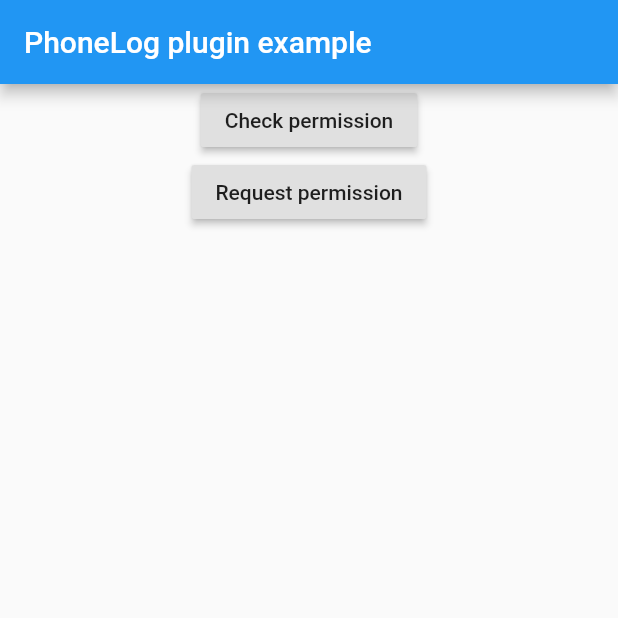
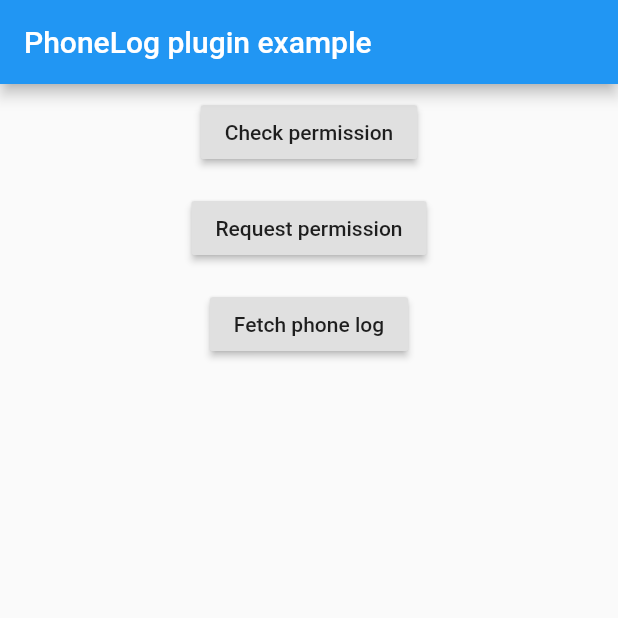
Before and after one commit to jiajiabingcheng/phone_log, a Flutter app: the screen it shows after launch, on a phone screen of 412 x 824 dp, the top half of it. Run offline on Flutter 3.47's test engine with Material 2 defaults, Android fonts, the phone set to English and light mode, and no system bars; our stand-ins replace fixnum.

Commit message:
initial phone log

```diff
--- a/example/lib/main.dart
+++ b/example/lib/main.dart
@@ -1,3 +1,6 @@
+import 'dart:async';
+
+import 'package:fixnum/fixnum.dart';
 import 'package:flutter/material.dart';
 import 'package:phone_log/phone_log.dart';
 
@@ -11,44 +14,78 @@ class MyApp extends StatefulWidget {
 class _MyAppState extends State<MyApp> {
   Iterable<CallRecord> _callRecords;
 
-  @override
-  initState() {
-    super.initState();
-    initPlatformState();
-  }
-
-  // Platform messages are asynchronous, so we initialize in an async method.
-  initPlatformState() async {
-    var callLogs = await PhoneLog.getPhoneLogs();
-    setState(() {_callRecords = callLogs;});
+  Future<Null> fetchCallLogs() async {
+    var callLogs = await PhoneLog.getPhoneLogs(
+        // startDate: 20180605, duration: 15 seconds
+        startDate: new Int64(1525590000000),
+        duration: new Int64(13));
+    setState(() {
+      _callRecords = callLogs;
+    });
   }
 
   @override
   Widget build(BuildContext context) {
     var children = <Widget>[
-      new RaisedButton(onPressed: checkPermission,
-          child: new Text("Check permission")),
-      new RaisedButton(onPressed: requestPermission,
-          child: new Text("Request permission")),
+      new Padding(
+        padding: const EdgeInsets.all(8.0),
+        child: new RaisedButton(
+            onPressed: checkPermission, child: new Text("Check permission")),
+      ),
+      new Padding(
+        padding: const EdgeInsets.all(8.0),
+        child: new RaisedButton(
+            onPressed: requestPermission,
+            child: new Text("Request permission")),
+      ),
+      new Padding(
+          padding: const EdgeInsets.all(8.0),
+          child: new RaisedButton(
+              onPressed: fetchCallLogs, child: new Text("Fetch phone log"))),
     ];
-    for (CallRecord call in _callRecords ?? []){
-      children.addAll([new Container(height: 16.0,),
-      new Row(children: <Widget>[new Text(call.formattedNumber ?? call.number ?? 'unknow'),
-      new Padding(child: new Text(call.callType), padding: const EdgeInsets.only(left: 8.0),),],
-        crossAxisAlignment: CrossAxisAlignment.center,),
-      new Row(children: <Widget>[
-      new Padding(child: new Text(call.dateYear.toString() +
-          '-' + call.dateMonth.toString() +
-          '-' + call.dateDay.toString() +
-          '  ' + call.dateHour.toString() +
-      ': ' + call.dateMinute.toString() +
-      ': ' + call.dateSecond.toString()), padding: const EdgeInsets.only(left: 8.0),),
-      new Padding(child: new Text(call.duration.toString() + 'seconds'), padding: const EdgeInsets.only(left: 8.0))],
-        crossAxisAlignment: CrossAxisAlignment.center,)]);
+
+    for (CallRecord call in _callRecords ?? []) {
+      children.addAll([
+        new Container(
+          height: 16.0,
+        ),
+        new Row(
+          children: <Widget>[
+            new Text(call.formattedNumber ?? call.number ?? 'unknow'),
+            new Padding(
+              child: new Text(call.callType),
+              padding: const EdgeInsets.only(left: 8.0),
+            ),
+          ],
+          crossAxisAlignment: CrossAxisAlignment.center,
+        ),
+        new Row(
+          children: <Widget>[
+            new Padding(
+              child: new Text(call.dateYear.toString() +
+                  '-' +
+                  call.dateMonth.toString() +
+                  '-' +
+                  call.dateDay.toString() +
+                  '  ' +
+                  call.dateHour.toString() +
+                  ': ' +
+                  call.dateMinute.toString() +
+                  ': ' +
+                  call.dateSecond.toString()),
+              padding: const EdgeInsets.only(left: 8.0),
+            ),
+            new Padding(
+                child: new Text(call.duration.toString() + 'seconds'),
+                padding: const EdgeInsets.only(left: 8.0))
+          ],
+          crossAxisAlignment: CrossAxisAlignment.center,
+        )
+      ]);
     }
 
     return new MaterialApp(
-      home:new Scaffold(
+      home: new Scaffold(
         appBar: new AppBar(title: new Text('PhoneLog plugin example')),
         body: new Center(
           child: new Column(children: children),
--- a/example/pubspec.yaml
+++ b/example/pubspec.yaml
@@ -4,6 +4,7 @@ description: Demonstrates how to use the phone_log plugin.
 dependencies:
   flutter:
     sdk: flutter
+  fixnum: ^0.10.7
 
   # The following adds the Cupertino Icons font to your application.
   # Use with the CupertinoIcons class for iOS style icons.
```
Also changed, not shown: 1 other file.
